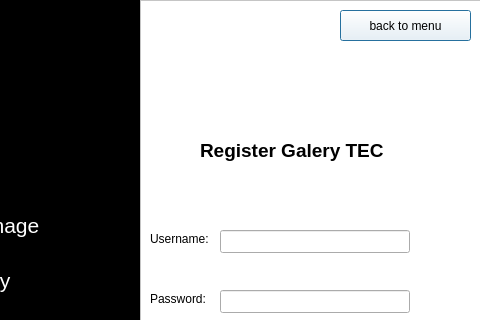
Above: registerdialog.ui from Gambo2907/Proyecto-3---GalleryTEC before the change; both pictures show x 320 to 800 and y 0 to 320 of the 800 by 600 pixel window. Below: the same form after it.
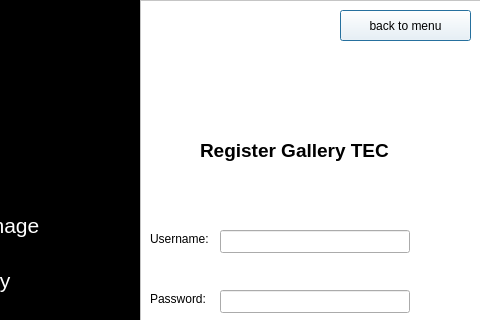
That is the form after the change.

```diff
--- a/registerdialog.ui
+++ b/registerdialog.ui
@@ -99,7 +99,7 @@
      </font>
     </property>
     <property name="text">
-     <string>Register Galery TEC</string>
+     <string>Register Gallery TEC</string>
     </property>
    </widget>
    <widget class="QPushButton" name="pushButton_back">
```
Left out of the diff: 2 changed lines with no effect on the pictures.
